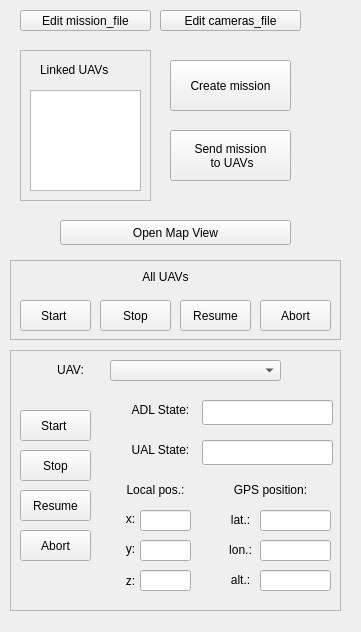
First picture: the form in src/gcs_plugin.ui, repository AlejandroCastillejo/inspector_gcs, before the edit.
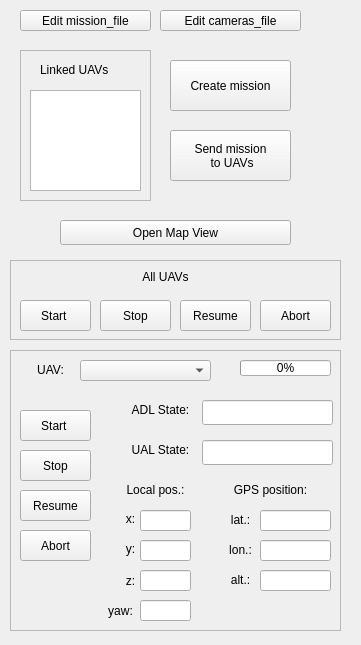
Second picture: the form after the edit.

Commit message: battery percentage and uav yaw added to GUI

Diff of the .ui file:
```diff
--- a/src/gcs_plugin.ui
+++ b/src/gcs_plugin.ui
@@ -7,7 +7,7 @@
     <x>0</x>
     <y>0</y>
     <width>361</width>
-    <height>632</height>
+    <height>645</height>
    </rect>
   </property>
   <property name="windowTitle">
@@ -175,7 +175,7 @@
      <x>10</x>
      <y>350</y>
      <width>331</width>
-     <height>261</height>
+     <height>281</height>
     </rect>
    </property>
    <property name="frameShape">
@@ -239,7 +239,7 @@
    <widget class="QLabel" name="label_27">
     <property name="geometry">
      <rect>
-      <x>40</x>
+      <x>20</x>
       <y>10</y>
       <width>41</width>
       <height>20</height>
@@ -261,9 +261,9 @@
    <widget class="QComboBox" name="uav_selection_Box">
     <property name="geometry">
      <rect>
-      <x>100</x>
+      <x>70</x>
       <y>10</y>
-      <width>171</width>
+      <width>131</width>
       <height>21</height>
      </rect>
     </property>
@@ -580,6 +580,56 @@
      <set>Qt::AlignCenter</set>
     </property>
    </widget>
+   <widget class="QProgressBar" name="progressBar_Battery">
+    <property name="geometry">
+     <rect>
+      <x>230</x>
+      <y>10</y>
+      <width>91</width>
+      <height>16</height>
+     </rect>
+    </property>
+    <property name="value">
+     <number>0</number>
+    </property>
+   </widget>
+   <widget class="QLineEdit" name="getPoseYaw">
+    <property name="geometry">
+     <rect>
+      <x>130</x>
+      <y>250</y>
+      <width>51</width>
+      <height>21</height>
+     </rect>
+    </property>
+    <property name="font">
+     <font>
+      <pointsize>10</pointsize>
+     </font>
+    </property>
+    <property name="alignment">
+     <set>Qt::AlignCenter</set>
+    </property>
+    <property name="readOnly">
+     <bool>true</bool>
+    </property>
+   </widget>
+   <widget class="QLabel" name="label_52">
+    <property name="geometry">
+     <rect>
+      <x>90</x>
+      <y>250</y>
+      <width>41</width>
+      <height>21</height>
+     </rect>
+    </property>
+    <property name="text">
+     <string>yaw:</string>
+    </property>
+    <property name="alignment">
+     <set>Qt::AlignCenter</set>
+    </property>
+   </widget>
   </widget>
   <widget class="QPushButton" name="pushButton_EditMissionFile">
    <property name="geometry">
```
The commit also changes 3 other files.
